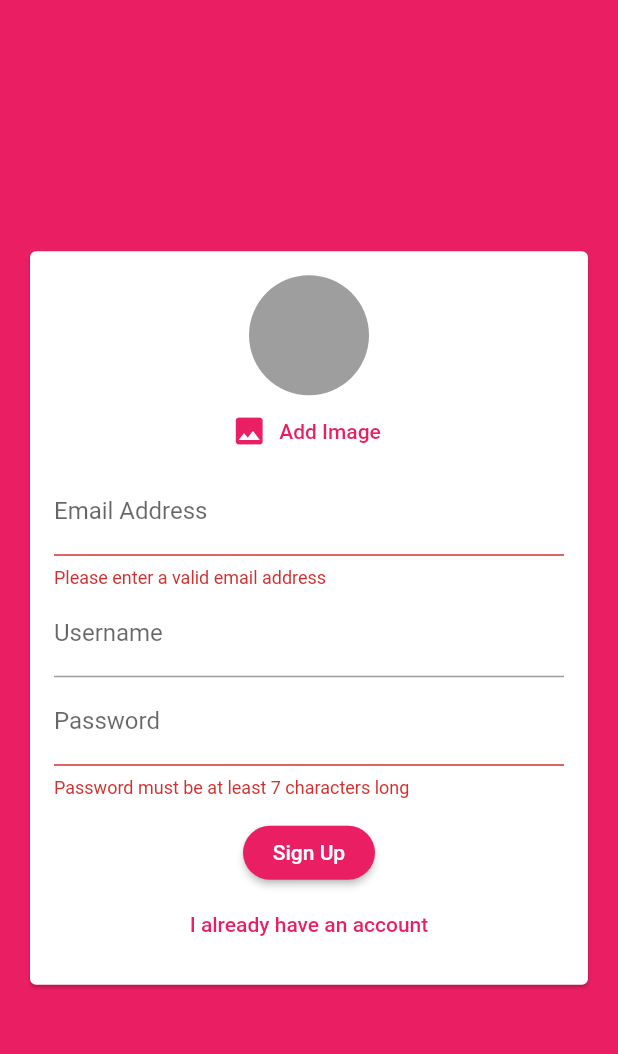
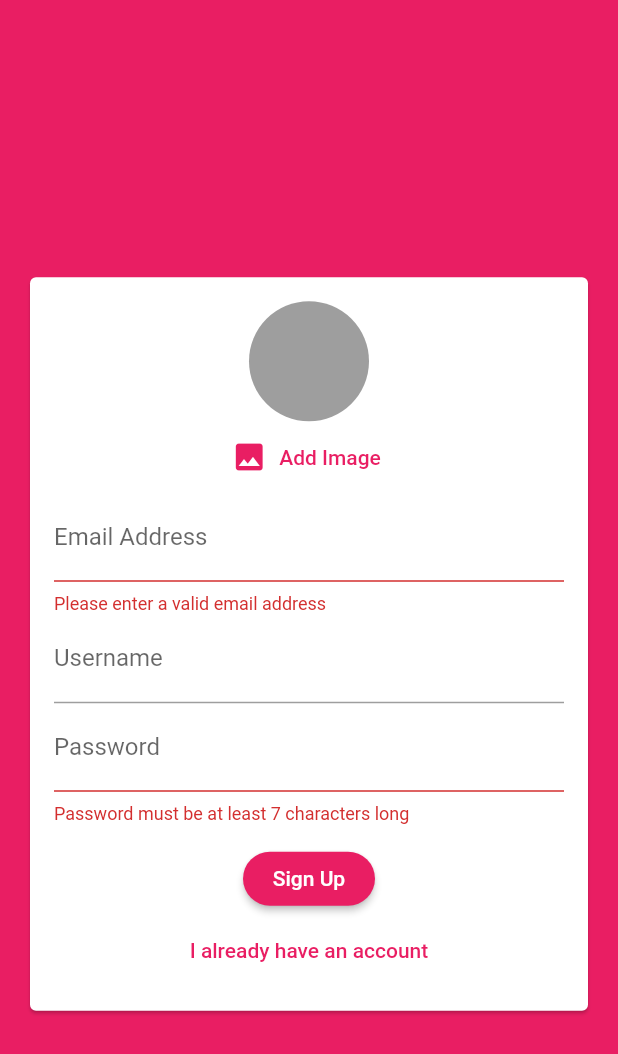
Before and after one commit to romansenin/chat_app, a Flutter app: the screen it shows after launch, after a tap on "Login", after a tap on "Create new account", after a tap on "Add Image", on a phone screen of 412 x 824 dp. Shown: the top 1054 px of the screen. Run offline on Flutter 3.47's test engine with Material 2 defaults, Android fonts, the phone set to English and light mode, and no system bars; our stand-ins replace cloud_firestore, firebase_auth, firebase_storage, image_picker; accounts and stored records are empty.

```diff
--- a/lib/screens/auth_screen.dart
+++ b/lib/screens/auth_screen.dart
@@ -44,12 +44,15 @@ class _AuthScreenState extends State<AuthScreen> {
 
         await ref.putFile(image).onComplete;
 
+        final url = await ref.getDownloadURL();
+
         await Firestore.instance
             .collection('users')
             .document(authResult.user.uid)
             .setData({
           'username': username,
           'email': email,
+          'image_url': url,
         });
       }
     } on PlatformException catch (err) {
--- a/lib/widgets/auth/auth_form.dart
+++ b/lib/widgets/auth/auth_form.dart
@@ -63,7 +63,9 @@ class _AuthFormState extends State<AuthForm> {
 
   @override
   Widget build(BuildContext context) {
-    return Center(
+    return Container(
+      margin: EdgeInsets.only(
+          top: MediaQuery.of(context).size.height / (_isLogin ? 3 : 5)),
       child: Card(
         margin: EdgeInsets.all(20),
         child: SingleChildScrollView(
@@ -90,6 +92,7 @@ class _AuthFormState extends State<AuthForm> {
                     onSaved: (value) {
                       _userEmail = value;
                     },
+                    textInputAction: TextInputAction.next,
                   ),
                   if (!_isLogin)
                     TextFormField(
@@ -106,6 +109,7 @@ class _AuthFormState extends State<AuthForm> {
                       onSaved: (value) {
                         _userName = value;
                       },
+                      textInputAction: TextInputAction.next,
                     ),
                   TextFormField(
                     key: ValueKey('password'),
--- a/lib/widgets/pickers/user_image_picker.dart
+++ b/lib/widgets/pickers/user_image_picker.dart
@@ -16,7 +16,11 @@ class _UserImagePickerState extends State<UserImagePicker> {
   File _pickedImage;
 
   void _pickImage() async {
-    final pickedImage = await ImagePicker.pickImage(source: ImageSource.camera);
+    final pickedImage = await ImagePicker.pickImage(
+      source: ImageSource.camera,
+      imageQuality: 50,
+      maxWidth: 150,
+    );
     setState(() {
       _pickedImage = pickedImage;
     });
```
